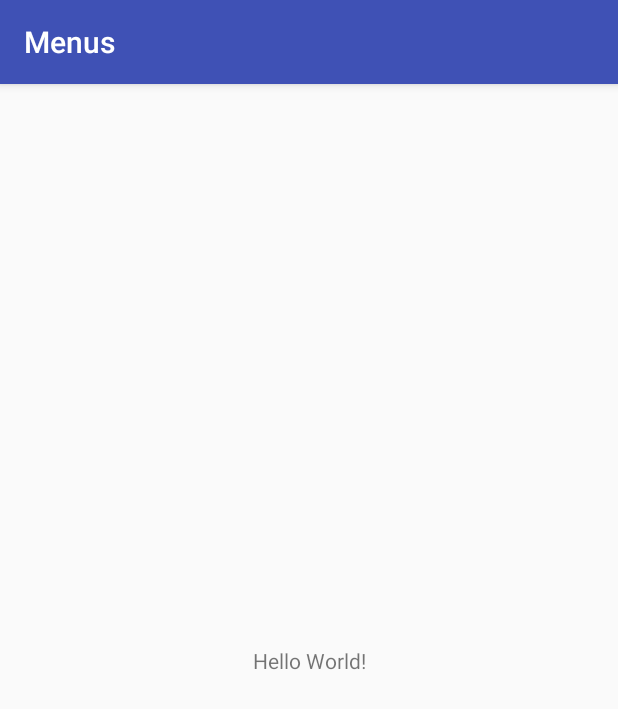
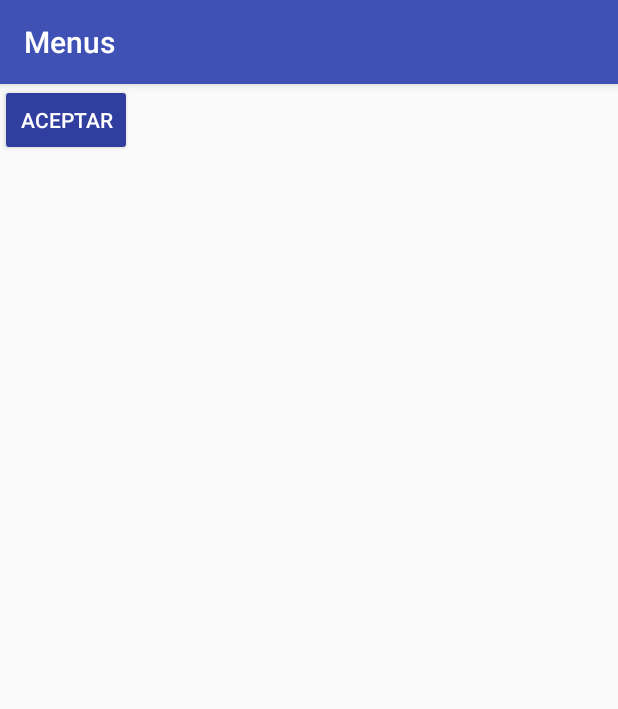
Before and after one commit to estebanjojoa96/Menus, an Android app: the screen it shows after launch (MainActivity), on a phone screen of 412 x 824 dp. Shown: the top 709 px of the screen. Run offline under Robolectric (Android 15) with nearby library versions, the phone set to English and light mode, and no system bars.

Commit message:
mi primer commit

```diff
--- a/app/src/main/res/layout/activity_main.xml
+++ b/app/src/main/res/layout/activity_main.xml
@@ -1,18 +1,17 @@
 <?xml version="1.0" encoding="utf-8"?>
-<android.support.constraint.ConstraintLayout xmlns:android="http://schemas.android.com/apk/res/android"
+<LinearLayout xmlns:android="http://schemas.android.com/apk/res/android"
     xmlns:app="http://schemas.android.com/apk/res-auto"
     xmlns:tools="http://schemas.android.com/tools"
     android:layout_width="match_parent"
     android:layout_height="match_parent"
-    tools:context="com.example.estebanjojoa.menus.MainActivity">
+    tools:context="com.example.estebanjojoa.menus.MainActivity"
+    android:orientation="vertical">
 
-    <TextView
-        android:layout_width="wrap_content"
-        android:layout_height="wrap_content"
-        android:text="Hello World!"
-        app:layout_constraintBottom_toBottomOf="parent"
-        app:layout_constraintLeft_toLeftOf="parent"
-        app:layout_constraintRight_toRightOf="parent"
-        app:layout_constraintTop_toTopOf="parent" />
+   <Button
+       android:layout_width="wrap_content"
+       android:layout_height="wrap_content"
+       android:text="Aceptar"
+       android:theme="@style/RaisedButtonDark"/>
 
-</android.support.constraint.ConstraintLayout>
+
+</LinearLayout>
--- a/app/src/main/res/values/styles.xml
+++ b/app/src/main/res/values/styles.xml
@@ -8,4 +8,12 @@
         <item name="colorAccent">@color/colorAccent</item>
     </style>
 
+    <style name="RaisedButtonDark">
+
+        <item name="colorButtonNormal">@color/colorPrimaryDark</item>
+        <item name="colorControlHighlight">@color/colorPrimary</item>
+        <item name="android:textColor">@android:color/white</item>
+
+    </style>
+
 </resources>
```
